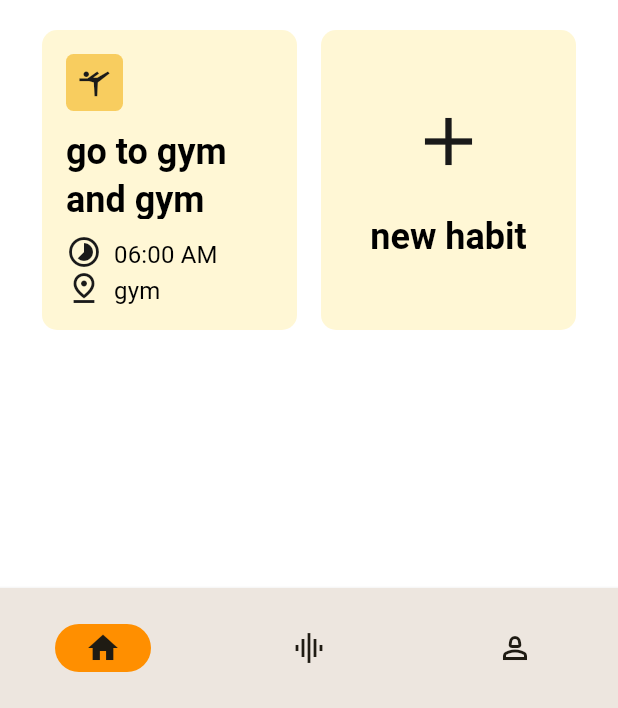
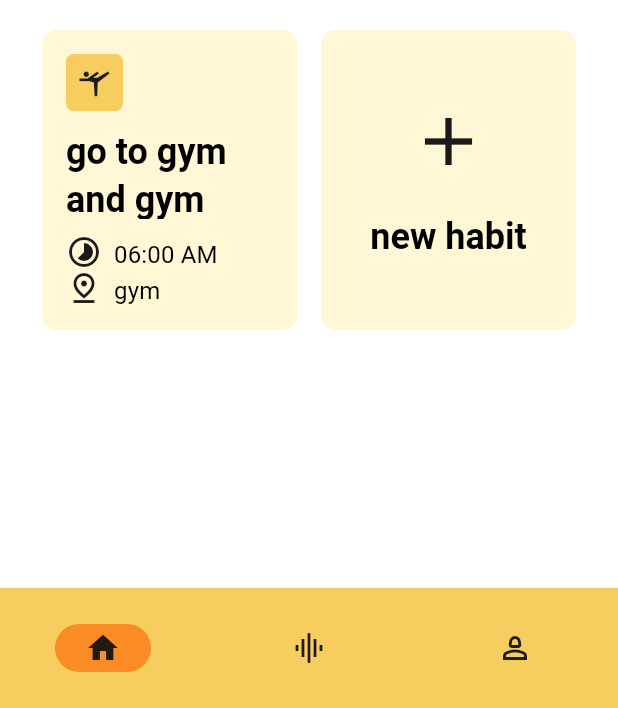
Before and after one commit to MayurSMahajan/transformX, a Flutter app: the screen it shows after launch, on a phone screen of 412 x 824 dp, the part 528-1236 px from its top. Run offline on Flutter 3.47's test engine with Material 2 defaults, Android fonts, the phone set to English and light mode, and no system bars; our stand-ins replace bloc, equatable, flutter_bloc, formz, freezed_annotation, go_router; generated files the repository leaves out were written again.

Commit message:
chore: navigation bar theme

```diff
--- a/lib/home_page/view/home_page.dart
+++ b/lib/home_page/view/home_page.dart
@@ -23,7 +23,6 @@ class _HomePageState extends State<HomePage> {
               currentPageIndex = index;
             });
           },
-          indicatorColor: Colors.amber[800],
           selectedIndex: currentPageIndex,
           destinations: const <Widget>[
             NavigationDestination(
--- a/lib/themes/app_theme.dart
+++ b/lib/themes/app_theme.dart
@@ -31,7 +31,7 @@ class AppTheme {
       switchTheme: _switchTheme,
       progressIndicatorTheme: _progressIndicatorTheme,
       tabBarTheme: _tabBarTheme,
-      bottomNavigationBarTheme: _bottomAppBarTheme,
+      navigationBarTheme: _navigationBarTheme,
       chipTheme: _chipTheme,
     );
   }
@@ -165,10 +165,12 @@ class AppTheme {
   ElevatedButtonThemeData get _elevatedButtonTheme {
     return ElevatedButtonThemeData(
       style: ElevatedButton.styleFrom(
+        minimumSize: const Size(200, 50),
+        side: const BorderSide(width: 2),
         shape: const RoundedRectangleBorder(
-          borderRadius: BorderRadius.all(Radius.circular(15)),
+          borderRadius: BorderRadius.all(Radius.circular(6)),
         ),
-        padding: const EdgeInsets.symmetric(vertical: AppSpacing.lg),
+        padding: const EdgeInsets.all(AppSpacing.lg),
         textStyle: _textTheme.labelLarge,
         backgroundColor: AppColors.primaryYellow,
         foregroundColor: AppColors.black,
@@ -260,11 +262,11 @@ InputBorder get _textFieldBorder => const UnderlineInputBorder(
       ),
     );
 
-BottomNavigationBarThemeData get _bottomAppBarTheme {
-  return BottomNavigationBarThemeData(
-    backgroundColor: AppColors.darkBackground,
-    selectedItemColor: AppColors.white,
-    unselectedItemColor: AppColors.white.withOpacity(0.74),
+NavigationBarThemeData get _navigationBarTheme {
+  return const NavigationBarThemeData(
+    elevation: 3,
+    indicatorColor: AppColors.orange,
+    backgroundColor: AppColors.primaryYellow,
   );
 }
 
```
